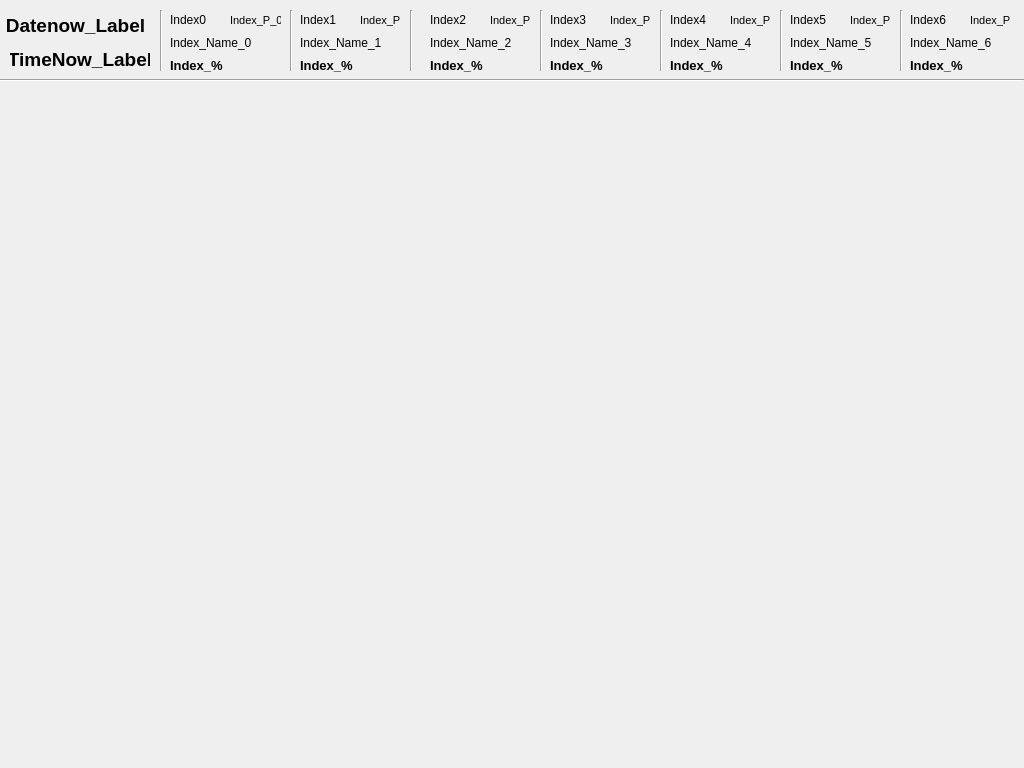
This is Interface_Workfile.ui in willBear/Wills-Stock-Picker as Qt 5 draws it before an edit. The edited form follows.
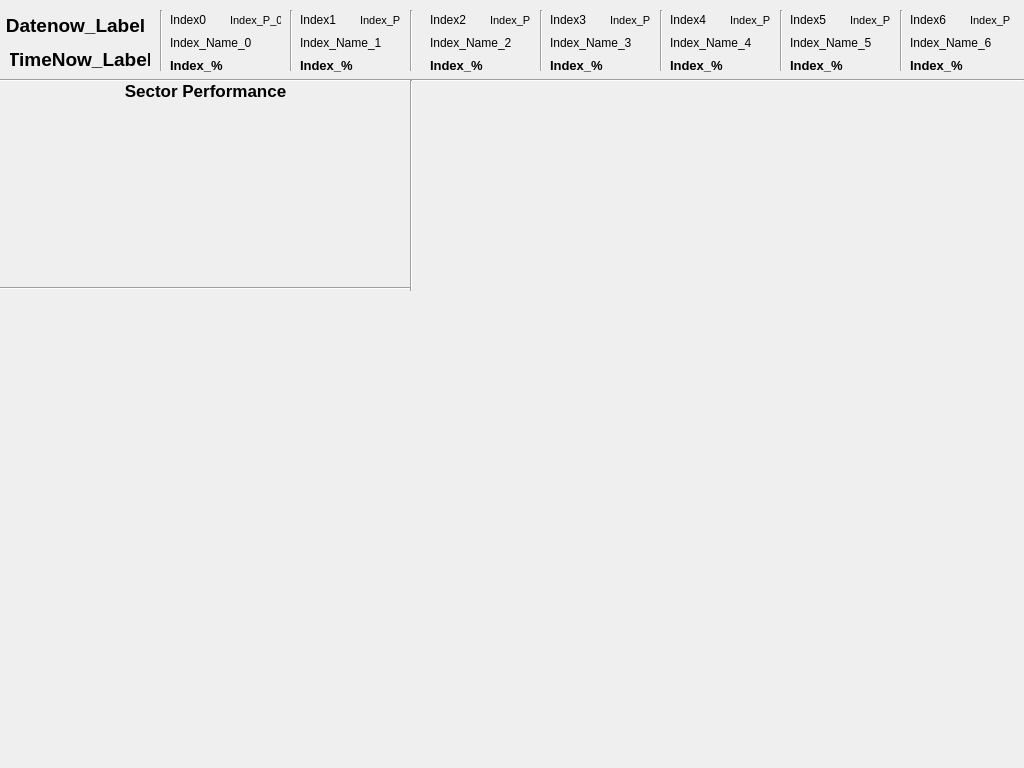
This is the edited form.

Commit message: Added interface for sector performance on main window

Patch:
```diff
--- a/Interface_Workfile.ui
+++ b/Interface_Workfile.ui
@@ -656,6 +656,58 @@
      <string>Index_Name_6</string>
     </property>
    </widget>
+   <widget class="Line" name="line_9">
+    <property name="geometry">
+     <rect>
+      <x>410</x>
+      <y>80</y>
+      <width>3</width>
+      <height>211</height>
+     </rect>
+    </property>
+    <property name="orientation">
+     <enum>Qt::Vertical</enum>
+    </property>
+   </widget>
+   <widget class="Line" name="line_10">
+    <property name="geometry">
+     <rect>
+      <x>0</x>
+      <y>280</y>
+      <width>411</width>
+      <height>16</height>
+     </rect>
+    </property>
+    <property name="orientation">
+     <enum>Qt::Horizontal</enum>
+    </property>
+   </widget>
+   <widget class="QLabel" name="label">
+    <property name="geometry">
+     <rect>
+      <x>0</x>
+      <y>80</y>
+      <width>411</width>
+      <height>21</height>
+     </rect>
+    </property>
+    <property name="font">
+     <font>
+      <pointsize>13</pointsize>
+      <weight>75</weight>
+      <bold>true</bold>
+     </font>
+    </property>
+    <property name="autoFillBackground">
+     <bool>false</bool>
+    </property>
+    <property name="text">
+     <string>Sector Performance</string>
+    </property>
+    <property name="alignment">
+     <set>Qt::AlignCenter</set>
+    </property>
+   </widget>
   </widget>
  </widget>
  <resources/>
```
The commit also changes 2 other files.
